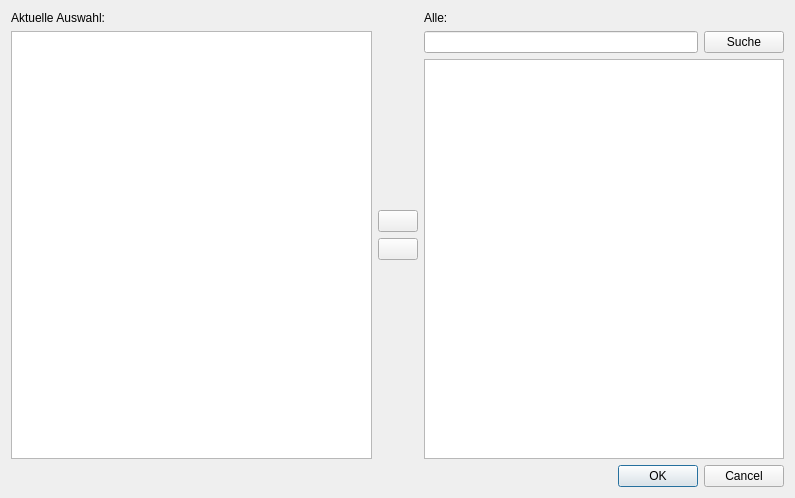
Above: AdminDialog/zuordnung.ui from Robotregent/EBP before the change. Below: the same form after it.
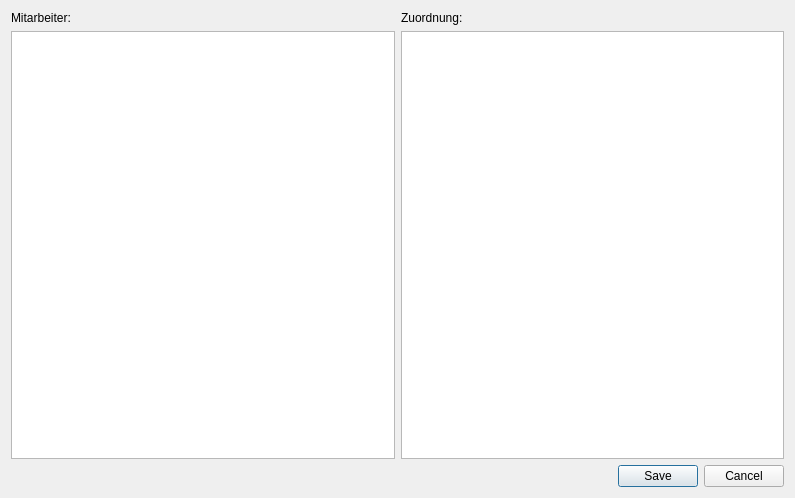
That is the form after the change. Icons and pictures are not drawn.

Commit message: AdminDialog: soweit alles notwendige implementiert. Schön wäre noch einne immer eindeutige Bewohnernummer. Später.

What changed in the file:
```diff
--- a/AdminDialog/zuordnung.ui
+++ b/AdminDialog/zuordnung.ui
@@ -21,65 +21,23 @@
        <item>
         <widget class="QLabel" name="AktuelleAuswahl">
          <property name="text">
-          <string>Aktuelle Auswahl:</string>
+          <string>Mitarbeiter:</string>
          </property>
         </widget>
        </item>
        <item>
-        <widget class="QTableView" name="tableView"/>
-       </item>
-      </layout>
-     </item>
-     <item>
-      <layout class="QVBoxLayout" name="verticalLayout_2">
-       <item>
-        <spacer name="verticalSpacer_2">
-         <property name="orientation">
-          <enum>Qt::Vertical</enum>
+        <widget class="QTableView" name="MitarbeiterView">
+         <property name="alternatingRowColors">
+          <bool>true</bool>
          </property>
-         <property name="sizeHint" stdset="0">
-          <size>
-           <width>20</width>
-           <height>40</height>
-          </size>
+         <property name="selectionBehavior">
+          <enum>QAbstractItemView::SelectRows</enum>
          </property>
-        </spacer>
-       </item>
-       <item>
-        <widget class="QPushButton" name="ButtonLeft">
-         <property name="text">
-          <string/>
-         </property>
-         <property name="icon">
-          <iconset>
-           <normaloff>../drk_client/arrow-left.png</normaloff>../drk_client/arrow-left.png</iconset>
-         </property>
+         <attribute name="horizontalHeaderStretchLastSection">
+          <bool>true</bool>
+         </attribute>
         </widget>
        </item>
-       <item>
-        <widget class="QPushButton" name="ButtonRight">
-         <property name="text">
-          <string/>
-         </property>
-         <property name="icon">
-          <iconset>
-           <normaloff>../drk_client/arrow-right.png</normaloff>../drk_client/arrow-right.png</iconset>
-         </property>
-        </widget>
-       </item>
-       <item>
-        <spacer name="verticalSpacer">
-         <property name="orientation">
-          <enum>Qt::Vertical</enum>
-         </property>
-         <property name="sizeHint" stdset="0">
-          <size>
-           <width>20</width>
-           <height>40</height>
-          </size>
-         </property>
-        </spacer>
-       </item>
       </layout>
      </item>
      <item>
@@ -87,26 +45,12 @@
        <item>
         <widget class="QLabel" name="label_2">
          <property name="text">
-          <string>Alle:</string>
+          <string>Zuordnung:</string>
          </property>
         </widget>
        </item>
        <item>
-        <layout class="QHBoxLayout" name="horizontalLayout_2">
-         <item>
-          <widget class="QLineEdit" name="lineEdit"/>
-         </item>
-         <item>
-          <widget class="QPushButton" name="pushButton">
-           <property name="text">
-            <string>Suche</string>
-           </property>
-          </widget>
-         </item>
-        </layout>
-       </item>
-       <item>
-        <widget class="QTableView" name="tableView_2"/>
+        <widget class="QListWidget" name="ZuordnungsListe"/>
        </item>
       </layout>
      </item>
@@ -118,7 +62,7 @@
       <enum>Qt::Horizontal</enum>
      </property>
      <property name="standardButtons">
-      <set>QDialogButtonBox::Cancel|QDialogButtonBox::Ok</set>
+      <set>QDialogButtonBox::Cancel|QDialogButtonBox::Save</set>
      </property>
     </widget>
    </item>
```
The commit also changes 7 other files.
